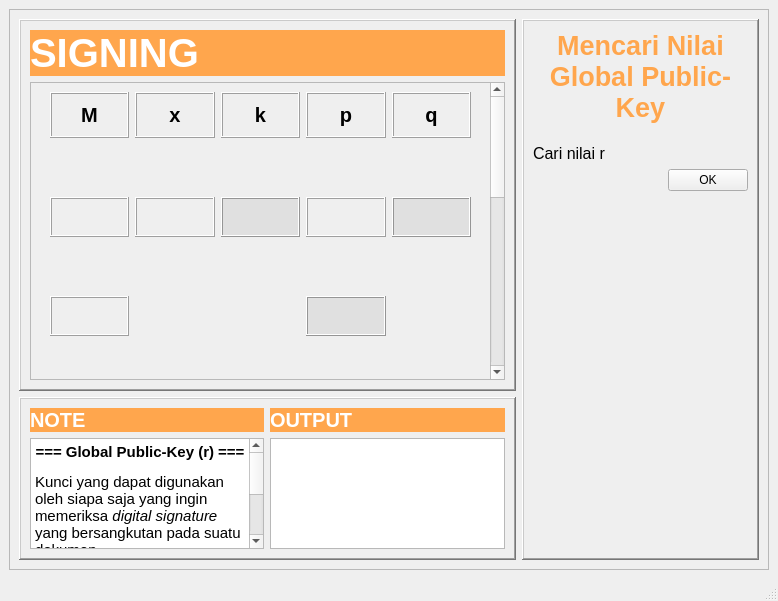
Rufaidah/Visualization-of-the-Digital-Signature-Process, file Keenam.ui: the form before one commit.
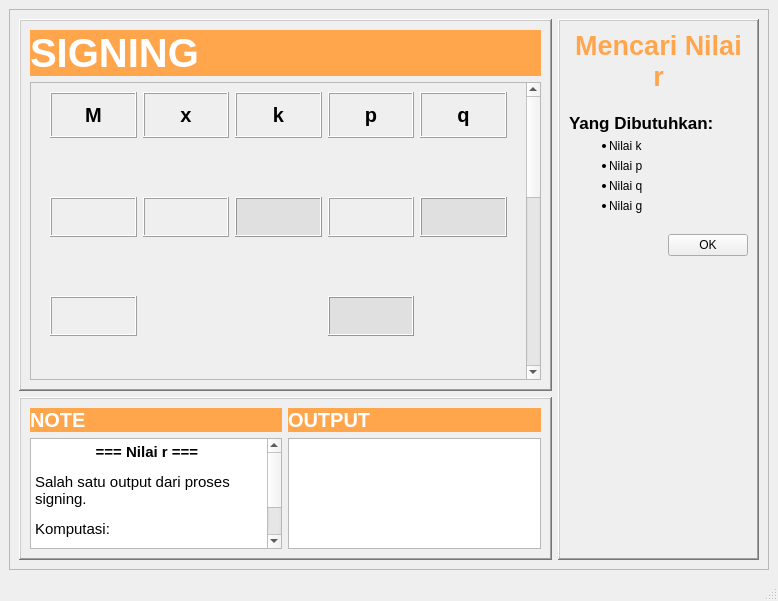
The form after the commit.

```diff
--- a/Keenam.ui
+++ b/Keenam.ui
@@ -73,7 +73,7 @@
                     <rect>
                      <x>0</x>
                      <y>0</y>
-                     <width>456</width>
+                     <width>481</width>
                      <height>811</height>
                     </rect>
                    </property>
@@ -2468,8 +2468,8 @@
 &lt;html&gt;&lt;head&gt;&lt;meta name=&quot;qrichtext&quot; content=&quot;1&quot; /&gt;&lt;style type=&quot;text/css&quot;&gt;
 p, li { white-space: pre-wrap; }
 &lt;/style&gt;&lt;/head&gt;&lt;body style=&quot; font-family:'Ubuntu'; font-size:11pt; font-weight:400; font-style:normal;&quot;&gt;
-&lt;p align=&quot;center&quot; style=&quot; margin-top:12px; margin-bottom:12px; margin-left:0px; margin-right:0px; -qt-block-indent:0; text-indent:0px;&quot;&gt;&lt;span style=&quot; font-weight:600;&quot;&gt;=== Global Public-Key (r) === &lt;/span&gt;&lt;/p&gt;
-&lt;p style=&quot; margin-top:12px; margin-bottom:12px; margin-left:0px; margin-right:0px; -qt-block-indent:0; text-indent:0px;&quot;&gt;Kunci yang dapat digunakan oleh siapa saja yang ingin memeriksa &lt;span style=&quot; font-style:italic;&quot;&gt;digital signature&lt;/span&gt; yang bersangkutan pada suatu dokumen.&lt;/p&gt;
+&lt;p align=&quot;center&quot; style=&quot; margin-top:12px; margin-bottom:12px; margin-left:0px; margin-right:0px; -qt-block-indent:0; text-indent:0px;&quot;&gt;&lt;span style=&quot; font-weight:600;&quot;&gt;=== Nilai r === &lt;/span&gt;&lt;/p&gt;
+&lt;p style=&quot; margin-top:12px; margin-bottom:12px; margin-left:0px; margin-right:0px; -qt-block-indent:0; text-indent:0px;&quot;&gt;Salah satu output dari proses signing.&lt;/p&gt;
 &lt;p style=&quot; margin-top:12px; margin-bottom:12px; margin-left:0px; margin-right:0px; -qt-block-indent:0; text-indent:0px;&quot;&gt;Komputasi: &lt;/p&gt;
 &lt;p style=&quot; margin-top:12px; margin-bottom:12px; margin-left:0px; margin-right:0px; -qt-block-indent:0; text-indent:0px;&quot;&gt;&lt;span style=&quot; font-weight:600;&quot;&gt;r = (g^k mod p) mod q&lt;/span&gt;&lt;/p&gt;
 &lt;p style=&quot;-qt-paragraph-type:empty; margin-top:12px; margin-bottom:12px; margin-left:0px; margin-right:0px; -qt-block-indent:0; text-indent:0px;&quot;&gt;&lt;br /&gt;&lt;/p&gt;&lt;/body&gt;&lt;/html&gt;</string>
@@ -2545,7 +2545,7 @@
                  <string notr="true">color: rgb(255, 166, 77);</string>
                 </property>
                 <property name="text">
-                 <string>Mencari Nilai Global Public-Key</string>
+                 <string>Mencari Nilai r</string>
                 </property>
                 <property name="alignment">
                  <set>Qt::AlignCenter</set>
@@ -2559,24 +2559,65 @@
                </widget>
               </item>
               <item>
-               <layout class="QVBoxLayout" name="verticalLayout_6">
+               <layout class="QVBoxLayout" name="verticalLayout_8">
+                <property name="leftMargin">
+                 <number>0</number>
+                </property>
                 <property name="topMargin">
                  <number>15</number>
                 </property>
+                <property name="rightMargin">
+                 <number>0</number>
+                </property>
                 <item>
                  <widget class="QLabel" name="label_5">
                   <property name="font">
                    <font>
-                    <pointsize>12</pointsize>
+                    <pointsize>13</pointsize>
+                    <weight>75</weight>
+                    <bold>true</bold>
                    </font>
                   </property>
                   <property name="text">
-                   <string>Cari nilai r</string>
+                   <string>Yang Dibutuhkan:</string>
                   </property>
                  </widget>
+                </item>
+                <item>
+                 <widget class="QLabel" name="label_24">
+                  <property name="text">
+                   <string>&lt;html&gt;&lt;head/&gt;&lt;body&gt;&lt;ul style=&quot;margin-top: 0px; margin-bottom: 0px; margin-left: 0px; margin-right: 0px; -qt-list-indent: 1;&quot;&gt;&lt;li style=&quot; margin-top:12px; margin-bottom:12px; margin-left:0px; margin-right:0px; -qt-block-indent:0; text-indent:0px;&quot;&gt;Nilai k&lt;/li&gt;&lt;/ul&gt;&lt;/body&gt;&lt;/html&gt;</string>
+                  </property>
+                 </widget>
+                </item>
+                <item>
+                 <widget class="QLabel" name="label">
+                  <property name="text">
+                   <string>&lt;html&gt;&lt;head/&gt;&lt;body&gt;&lt;ul style=&quot;margin-top: 0px; margin-bottom: 0px; margin-left: 0px; margin-right: 0px; -qt-list-indent: 1;&quot;&gt;&lt;li style=&quot; margin-top:12px; margin-bottom:12px; margin-left:0px; margin-right:0px; -qt-block-indent:0; text-indent:0px;&quot;&gt;Nilai p&lt;/li&gt;&lt;/ul&gt;&lt;/body&gt;&lt;/html&gt;</string>
+                  </property>
+                 </widget>
+                </item>
+                <item>
+                 <widget class="QLabel" name="label_23">
+                  <property name="text">
+                   <string>&lt;html&gt;&lt;head/&gt;&lt;body&gt;&lt;ul style=&quot;margin-top: 0px; margin-bottom: 0px; margin-left: 0px; margin-right: 0px; -qt-list-indent: 1;&quot;&gt;&lt;li style=&quot; margin-top:12px; margin-bottom:12px; margin-left:0px; margin-right:0px; -qt-block-indent:0; text-indent:0px;&quot;&gt;Nilai q&lt;/li&gt;&lt;/ul&gt;&lt;/body&gt;&lt;/html&gt;</string>
+                  </property>
+                 </widget>
+                </item>
+                <item>
+                 <widget class="QLabel" name="label_25">
+                  <property name="text">
+                   <string>&lt;html&gt;&lt;head/&gt;&lt;body&gt;&lt;ul style=&quot;margin-top: 0px; margin-bottom: 0px; margin-left: 0px; margin-right: 0px; -qt-list-indent: 1;&quot;&gt;&lt;li style=&quot; margin-top:12px; margin-bottom:12px; margin-left:0px; margin-right:0px; -qt-block-indent:0; text-indent:0px;&quot;&gt;Nilai g&lt;/li&gt;&lt;/ul&gt;&lt;/body&gt;&lt;/html&gt;</string>
+                  </property>
+                 </widget>
+                </item>
+               </layout>
                 </item>
                 <item>
                  <layout class="QHBoxLayout" name="horizontalLayout_2">
+                <property name="topMargin">
+                 <number>15</number>
+                </property>
                   <item>
                    <spacer name="horizontalSpacer">
                     <property name="orientation">
@@ -2608,8 +2649,6 @@
                      <string>OK</string>
                     </property>
                    </widget>
-                  </item>
-                 </layout>
                 </item>
                </layout>
               </item>
```
Left out of the diff: 2 changed lines with no effect on the pictures. Lines whose indentation alone changed are shown as unchanged.
